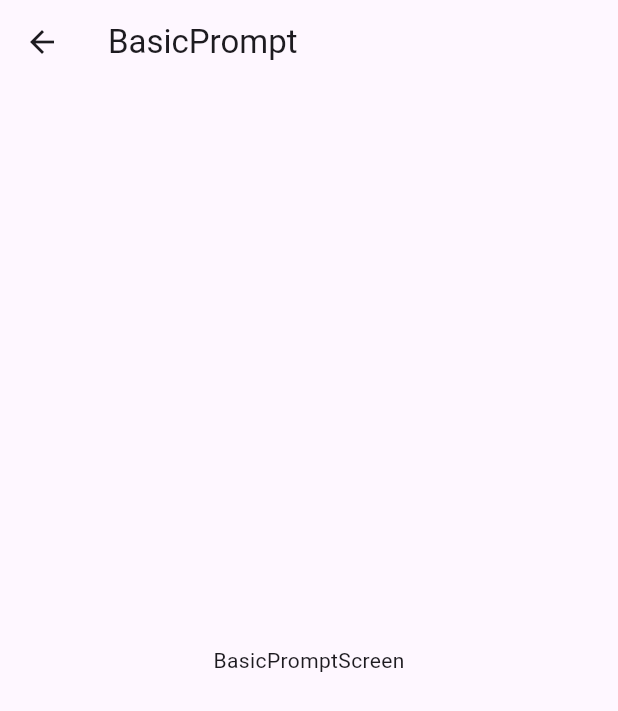
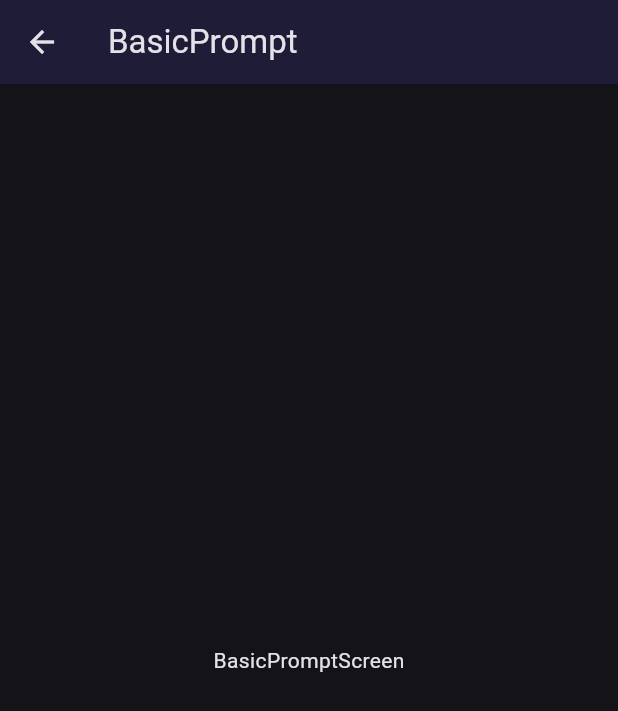
Before and after one commit to valeroman/FT-Gemini-app, a Flutter app: the screen it shows after launch, after a tap on "Prompt basico a Gemini", on a phone screen of 412 x 824 dp. Shown: the top 711 px of the screen. Run offline on Flutter 3.47's test engine with Material 3 defaults, Android fonts, the phone set to English and light mode, and no system bars; our stand-ins replace go_router.

Commit message:
03-theme-global

```diff
--- /dev/null
+++ b/lib/config/theme/app_theme.dart
@@ -0,0 +1,39 @@
+// ignore_for_file: public_member_api_docs, sort_constructors_first
+
+import 'package:flutter/material.dart';
+import 'package:flutter/services.dart';
+
+const seedColor = Color(0xFF1E1C36);
+
+class AppTheme {
+  final bool isDarkMode;
+
+  AppTheme({required this.isDarkMode});
+
+  ThemeData getTheme() => ThemeData(
+    useMaterial3: true,
+    colorSchemeSeed: seedColor,
+    brightness: isDarkMode ? Brightness.dark : Brightness.light,
+
+    listTileTheme: const ListTileThemeData(iconColor: seedColor),
+
+    appBarTheme: AppBarTheme(
+      backgroundColor: Color(0xFF1E1C36),
+      surfaceTintColor: Colors.transparent,
+    ),
+  );
+
+  static setSystemUIOverlayStyle({required bool isDarkMode}) {
+    final themeBrightness = isDarkMode ? Brightness.dark : Brightness.light;
+
+    SystemChrome.setSystemUIOverlayStyle(
+      SystemUiOverlayStyle(
+        statusBarBrightness: themeBrightness,
+        statusBarIconBrightness: themeBrightness,
+        statusBarColor: Colors.transparent,
+        systemNavigationBarIconBrightness: themeBrightness,
+        systemNavigationBarColor: Colors.transparent,
+      ),
+    );
+  }
+}
--- a/lib/main.dart
+++ b/lib/main.dart
@@ -1,7 +1,10 @@
 import 'package:flutter/material.dart';
 import 'package:gemini_app/config/router/app_router.dart';
+import 'package:gemini_app/config/theme/app_theme.dart';
 
 void main() {
+  AppTheme.setSystemUIOverlayStyle(isDarkMode: true);
+
   runApp(const MainApp());
 }
 
@@ -13,6 +16,7 @@ class MainApp extends StatelessWidget {
     return MaterialApp.router(
       debugShowCheckedModeBanner: false,
       routerConfig: appRouter,
+      theme: AppTheme(isDarkMode: true).getTheme(),
     );
   }
 }
```
